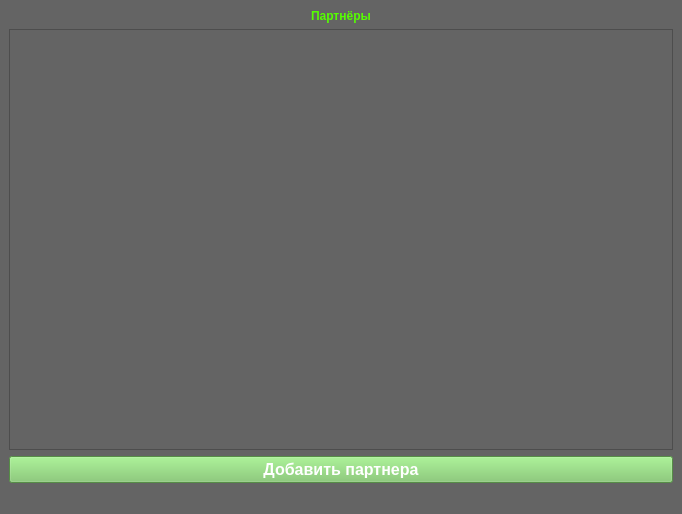
mrfrend/master_pol, file pyqt_ui/partners.ui: the form before one commit.
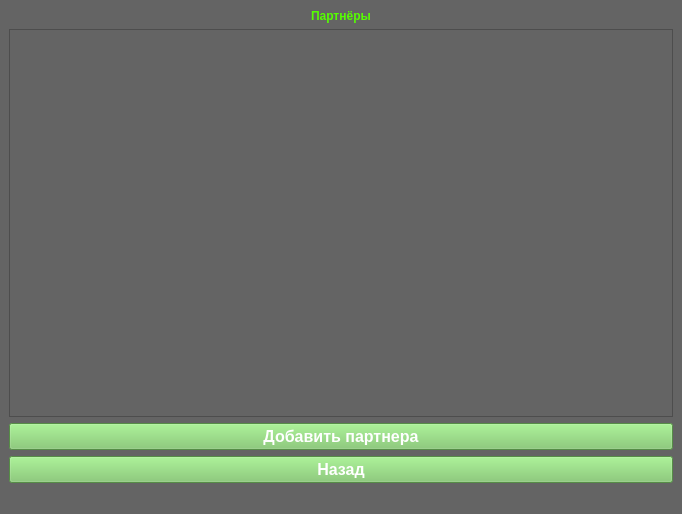
The form after the commit.

Commit message: feat: add section choose window

The edit to the form file:
```diff
--- a/pyqt_ui/partners.ui
+++ b/pyqt_ui/partners.ui
@@ -42,8 +42,8 @@
           <rect>
            <x>0</x>
            <y>0</y>
-           <width>656</width>
-           <height>362</height>
+           <width>660</width>
+           <height>356</height>
           </rect>
          </property>
          <layout class="QVBoxLayout" name="verticalLayout_2"/>
@@ -215,6 +215,169 @@
       </property>
      </widget>
     </item>
+    <item>
+     <widget class="QPushButton" name="back_button">
+      <property name="palette">
+       <palette>
+        <active>
+         <colorrole role="Button">
+          <brush brushstyle="SolidPattern">
+           <color alpha="255">
+            <red>121</red>
+            <green>197</green>
+            <blue>100</blue>
+           </color>
+          </brush>
+         </colorrole>
+         <colorrole role="Text">
+          <brush brushstyle="SolidPattern">
+           <color alpha="255">
+            <red>255</red>
+            <green>255</green>
+            <blue>255</blue>
+           </color>
+          </brush>
+         </colorrole>
+         <colorrole role="ButtonText">
+          <brush brushstyle="SolidPattern">
+           <color alpha="255">
+            <red>255</red>
+            <green>255</green>
+            <blue>255</blue>
+           </color>
+          </brush>
+         </colorrole>
+         <colorrole role="Base">
+          <brush brushstyle="SolidPattern">
+           <color alpha="255">
+            <red>121</red>
+            <green>197</green>
+            <blue>100</blue>
+           </color>
+          </brush>
+         </colorrole>
+         <colorrole role="Window">
+          <brush brushstyle="SolidPattern">
+           <color alpha="255">
+            <red>121</red>
+            <green>197</green>
+            <blue>100</blue>
+           </color>
+          </brush>
+         </colorrole>
+        </active>
+        <inactive>
+         <colorrole role="Button">
+          <brush brushstyle="SolidPattern">
+           <color alpha="255">
+            <red>121</red>
+            <green>197</green>
+            <blue>100</blue>
+           </color>
+          </brush>
+         </colorrole>
+         <colorrole role="Text">
+          <brush brushstyle="SolidPattern">
+           <color alpha="255">
+            <red>255</red>
+            <green>255</green>
+            <blue>255</blue>
+           </color>
+          </brush>
+         </colorrole>
+         <colorrole role="ButtonText">
+          <brush brushstyle="SolidPattern">
+           <color alpha="255">
+            <red>255</red>
+            <green>255</green>
+            <blue>255</blue>
+           </color>
+          </brush>
+         </colorrole>
+         <colorrole role="Base">
+          <brush brushstyle="SolidPattern">
+           <color alpha="255">
+            <red>121</red>
+            <green>197</green>
+            <blue>100</blue>
+           </color>
+          </brush>
+         </colorrole>
+         <colorrole role="Window">
+          <brush brushstyle="SolidPattern">
+           <color alpha="255">
+            <red>121</red>
+            <green>197</green>
+            <blue>100</blue>
+           </color>
+          </brush>
+         </colorrole>
+        </inactive>
+        <disabled>
+         <colorrole role="Button">
+          <brush brushstyle="SolidPattern">
+           <color alpha="255">
+            <red>121</red>
+            <green>197</green>
+            <blue>100</blue>
+           </color>
+          </brush>
+         </colorrole>
+         <colorrole role="Text">
+          <brush brushstyle="SolidPattern">
+           <color alpha="255">
+            <red>120</red>
+            <green>120</green>
+            <blue>120</blue>
+           </color>
+          </brush>
+         </colorrole>
+         <colorrole role="ButtonText">
+          <brush brushstyle="SolidPattern">
+           <color alpha="255">
+            <red>120</red>
+            <green>120</green>
+            <blue>120</blue>
+           </color>
+          </brush>
+         </colorrole>
+         <colorrole role="Base">
+          <brush brushstyle="SolidPattern">
+           <color alpha="255">
+            <red>121</red>
+            <green>197</green>
+            <blue>100</blue>
+           </color>
+          </brush>
+         </colorrole>
+         <colorrole role="Window">
+          <brush brushstyle="SolidPattern">
+           <color alpha="255">
+            <red>121</red>
+            <green>197</green>
+            <blue>100</blue>
+           </color>
+          </brush>
+         </colorrole>
+        </disabled>
+       </palette>
+      </property>
+      <property name="font">
+       <font>
+        <family>MS Shell Dlg 2</family>
+        <pointsize>12</pointsize>
+        <weight>75</weight>
+        <bold>true</bold>
+       </font>
+      </property>
+      <property name="styleSheet">
+       <string notr="true">background-color: rgb(121, 197, 100);</string>
+      </property>
+      <property name="text">
+       <string>Назад</string>
+      </property>
+     </widget>
+    </item>
    </layout>
   </widget>
   <widget class="QMenuBar" name="menubar">
```
Left out of the diff: 2 changed lines with no effect on the pictures. The commit also changes 5 other files.
